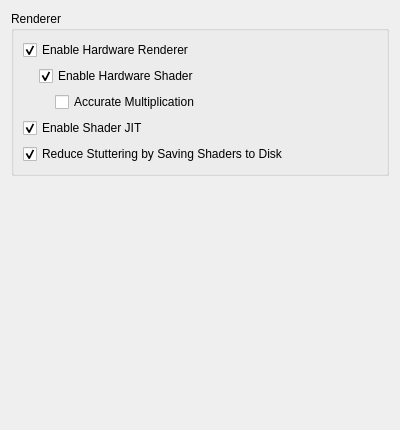
First picture: the form in src/citra_qt/configuration/configure_graphics.ui, repository tbsp/citra-valentin, before the edit.
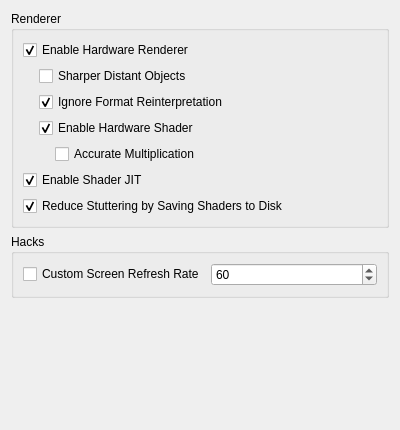
Second picture: the form after the edit.

Commit message: 2.3.2: move hacks to configuration dialog; add margin-left: 16px to preload custom textures

```diff
--- a/src/citra_qt/configuration/configure_graphics.ui
+++ b/src/citra_qt/configuration/configure_graphics.ui
@@ -54,6 +54,26 @@
          <property name="bottomMargin">
           <number>0</number>
          </property>
+                                    <item>
+                                        <widget class="QCheckBox" name="sharper_distant_objects">
+                                            <property name="text">
+                                                <string>Sharper Distant Objects</string>
+                                            </property>
+                                        </widget>
+                                    </item>
+                                    <item>
+                                        <widget class="QCheckBox" name="ignore_format_reinterpretation">
+                                            <property name="toolTip">
+                                                <string>This breaks Paper Mario.</string>
+                                            </property>
+                                            <property name="text">
+                                                <string>Ignore Format Reinterpretation</string>
+                                            </property>
+                                            <property name="checked">
+                                                <bool>true</bool>
+                                            </property>
+                                        </widget>
+                                    </item>
          <item>
           <widget class="QCheckBox" name="toggle_hw_shader">
            <property name="toolTip">
@@ -124,6 +144,42 @@
      </layout>
     </widget>
    </item>
+            <item>
+                <widget class="QGroupBox" name="groupBox">
+                    <property name="title">
+                        <string>Hacks</string>
+                    </property>
+                    <layout class="QVBoxLayout" name="verticalLayout_2">
+                        <item>
+                            <layout class="QHBoxLayout" name="horizontalLayout">
+                                <item>
+                                    <widget class="QCheckBox" name="toggle_custom_screen_refresh_rate">
+                                        <property name="text">
+                                            <string>Custom Screen Refresh Rate</string>
+                                        </property>
+                                    </widget>
+                                </item>
+                                <item>
+                                    <widget class="QSpinBox" name="custom_screen_refresh_rate">
+                                        <property name="minimum">
+                                            <number>15</number>
+                                        </property>
+                                        <property name="maximum">
+                                            <number>240</number>
+                                        </property>
+                                        <property name="singleStep">
+                                            <number>15</number>
+                                        </property>
+                                        <property name="value">
+                                            <number>60</number>
+                                        </property>
+                                    </widget>
+                                </item>
+                            </layout>
+                        </item>
+                    </layout>
+                </widget>
+            </item>
    <item>
     <spacer name="verticalSpacer">
      <property name="orientation">
```
Left out of the diff: 6 changed lines with no effect on the pictures. Lines whose indentation alone changed are shown as unchanged. The commit also changes 8 other files.
